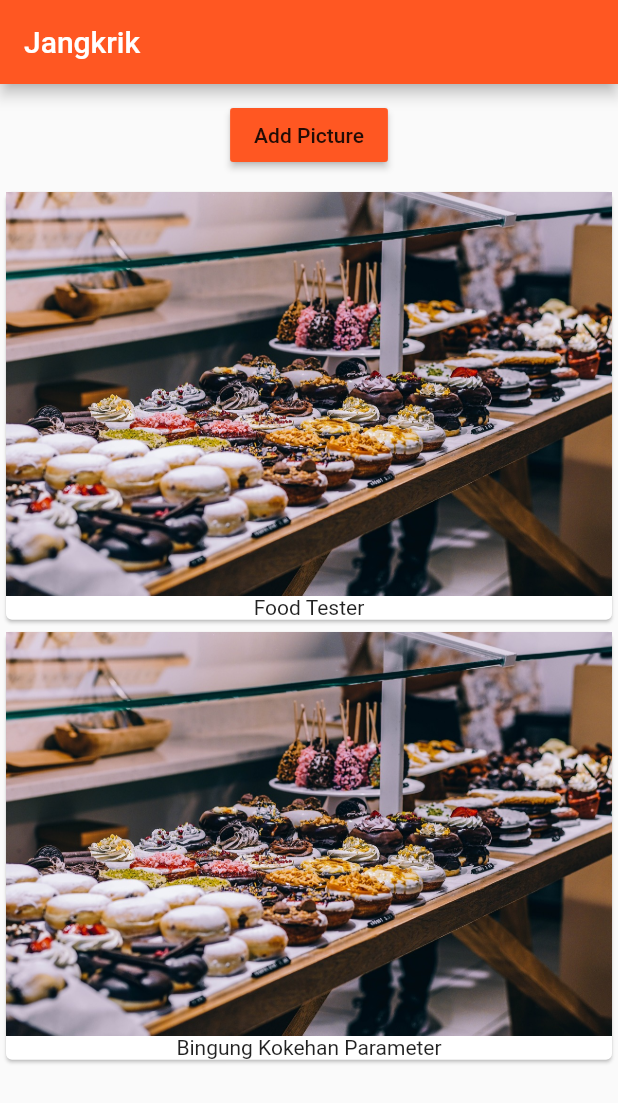
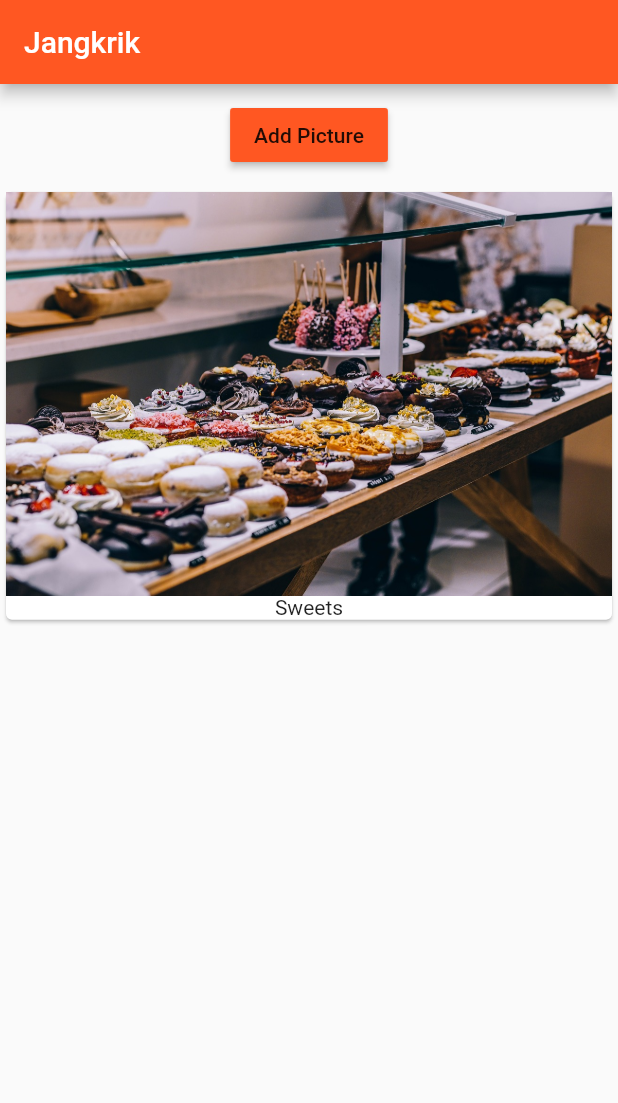
Before and after one commit to arifpurwandaru/flutter_course, a Flutter app: the screen it shows after launch, after a tap on "Add Picture", on a phone screen of 412 x 824 dp. Shown: the top 1103 px of the screen. Run offline on Flutter 3.47's test engine with Material 2 defaults, Android fonts, the phone set to English and light mode, and no system bars.

```diff
--- a/lib/ProductController.dart
+++ b/lib/ProductController.dart
@@ -12,7 +12,7 @@ class ProductController extends StatelessWidget{
                 child: Text('Add Picture'),
                 color: Theme.of(context).primaryColor,
                 onPressed: () {
-                 addProduct('Bingung Kokehan Parameter');
+                 addProduct('Sweets');
                 },
               );
   }
--- a/lib/main.dart
+++ b/lib/main.dart
@@ -17,7 +17,7 @@ class MyApp extends StatelessWidget {
         appBar: AppBar(
           title: Text('Jangkrik'),
         ),
-        body: ProductManager(startingProduct: 'Food Tester',),
+        body: ProductManager(),
       ),
     );
   }
--- a/lib/product.dart
+++ b/lib/product.dart
@@ -1,21 +1,31 @@
 import 'package:flutter/material.dart';
 
-class Products extends StatelessWidget{
+class Products extends StatelessWidget {
   final List<String> products;
 
   Products(this.products);
 
+  Widget _buildProductItem(BuildContext context, int index) {
+    return Card(
+      child: Column(
+        children: <Widget>[
+          Image.asset('assets/food.jpg'),
+          Text(products[index])
+        ],
+      ),
+    );
+  }
+
+//pake ListView.builder supaya ngrender yg ditampilkan saja, tidak ngrender seluruh isi list: for better performance
   @override
   Widget build(BuildContext context) {
-    return  Column(
-              children: products.map((element) => Card(
-                    child: Column(
-                      children: <Widget>[
-                        Image.asset('assets/food.jpg'),
-                        Text(element)
-                      ],
-                    ),
-                  )).toList(),
-            );
+    return products.length > 0
+        ? ListView.builder(
+            itemBuilder: _buildProductItem,
+            itemCount: products.length,
+          )
+        : Center(
+            child: Text('No products found, please add one'),
+          );
   }
 }
--- a/lib/product_manager.dart
+++ b/lib/product_manager.dart
@@ -6,7 +6,7 @@ import './ProductController.dart';
 class ProductManager extends StatefulWidget {
   final String startingProduct;
 
-  ProductManager({this.startingProduct = "Default Value"});
+  ProductManager({this.startingProduct});
 
   @override
   State<StatefulWidget> createState() {
@@ -20,7 +20,9 @@ class _ProductManagerState extends State<ProductManager> {
   @override
   void initState() {
     super.initState();
-    _products.add(widget.startingProduct);
+    if (widget.startingProduct != null) {
+      _products.add(widget.startingProduct);
+    }
   }
 
   void _addProduct(String product) {
@@ -37,7 +39,7 @@ class _ProductManagerState extends State<ProductManager> {
           margin: EdgeInsets.all(10.0),
           child: ProductController(_addProduct),
         ),
-        Products(_products),
+        Expanded(child: Products(_products)),
       ],
     );
   }
```
Also changed, not shown: pubspec.lock.
